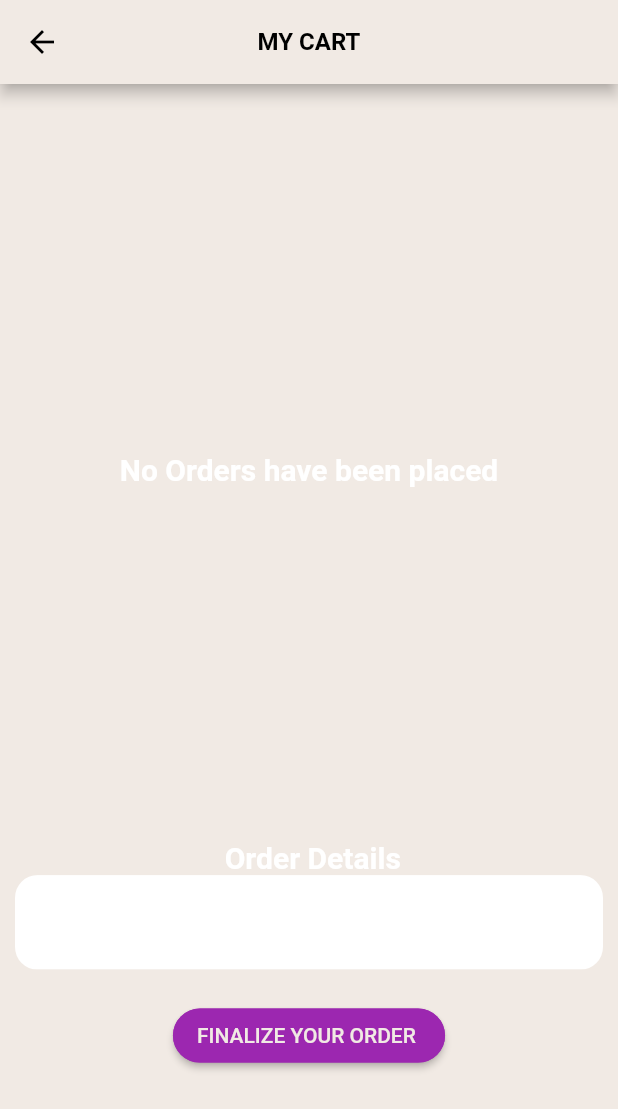
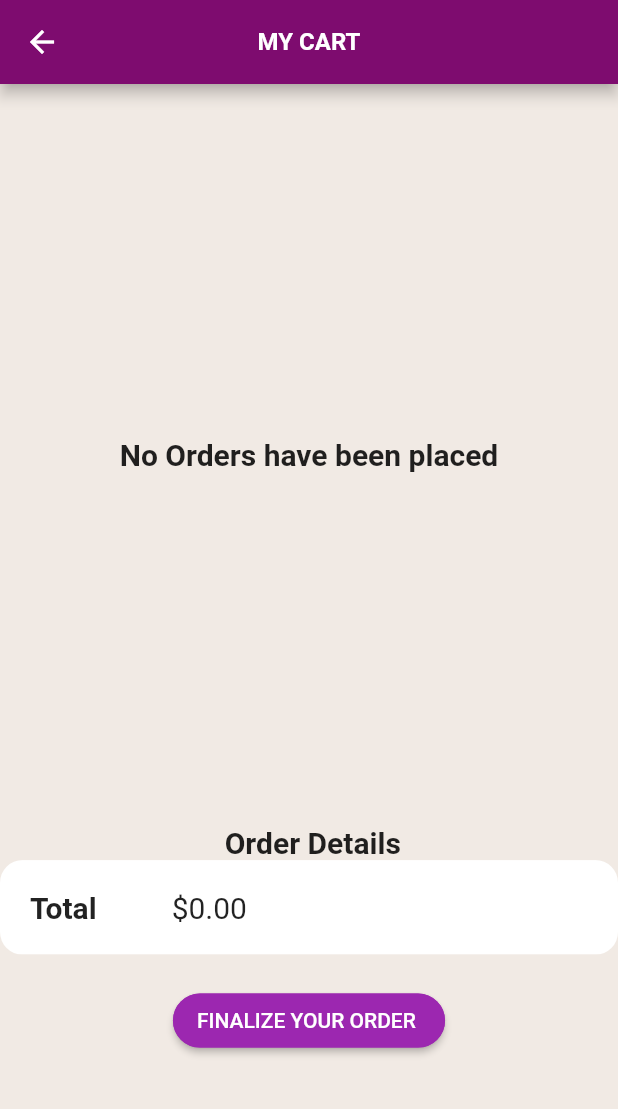
Before and after one commit to Turkimeh41/Shopping-APP, a Flutter app: the UserProductScreen screen opened by its route, after a tap on the "arrow right alt" icon, after a tap on the "shopping cart" icon, on a phone screen of 412 x 824 dp. Shown: the top 1109 px of the screen. Run offline on Flutter 3.47's test engine with Material 2 defaults, Android fonts, the phone set to English and light mode, and no system bars; our stand-ins replace lottie; network calls fail.

```diff
--- a/lib/Add_Products_Screen/add_user_products.dart
+++ b/lib/Add_Products_Screen/add_user_products.dart
@@ -310,6 +310,7 @@ class _AddUserProductsState extends State<AddEditUserProducts> {
                             margin: const EdgeInsets.only(top: 0),
                             child: ElevatedButton(
                                 style: ButtonStyle(
+                                  backgroundColor: MaterialStateProperty.all(Theme.of(context).colorScheme.onSecondary),
                                   shape: MaterialStateProperty.all(RoundedRectangleBorder(borderRadius: BorderRadius.circular(15))),
                                   elevation: MaterialStateProperty.all(3),
                                 ),
--- a/lib/Add_Products_Screen/user_products.dart
+++ b/lib/Add_Products_Screen/user_products.dart
@@ -55,6 +55,6 @@ class UserProductScreen extends StatelessWidget {
                     )),
               ))),
         ),
-        body: Container(color: Theme.of(context).colorScheme.primary, child: const UserProductDisplay()));
+        body: Container(color: Theme.of(context).colorScheme.background, child: const UserProductDisplay()));
   }
 }
--- a/lib/Order_Screen/order_display.dart
+++ b/lib/Order_Screen/order_display.dart
@@ -15,6 +15,7 @@ class _OrderDisplayState extends State<OrderDisplay> {
   Widget build(BuildContext context) {
     final insOrders = Provider.of<Orders>(context);
     return Container(
+      color: Theme.of(context).colorScheme.background,
       margin: const EdgeInsets.all(5),
       height: MediaQuery.of(context).size.height,
       child: ListView.builder(
--- a/lib/Order_Screen/order_screen.dart
+++ b/lib/Order_Screen/order_screen.dart
@@ -8,6 +8,7 @@ class OrderScreen extends StatelessWidget {
   Widget build(BuildContext context) {
     return Scaffold(
       appBar: AppBar(
+        backgroundColor: Theme.of(context).colorScheme.onBackground,
         leading: IconButton(
           icon: const Icon(Icons.arrow_back),
           onPressed: () {
--- a/lib/Screen_1/product_screen.dart
+++ b/lib/Screen_1/product_screen.dart
@@ -46,7 +46,7 @@ class _ProductScreenState extends State<ProductScreen> {
             content: RichText(
           text: TextSpan(
               style: TextStyle(fontSize: 16, fontWeight: FontWeight.bold),
-              children: [TextSpan(text: 'Refreshed', style: TextStyle(color: Theme.of(context).primaryColor)), TextSpan(text: ' !')]),
+              children: [TextSpan(text: 'Refreshed', style: TextStyle(color: Theme.of(context).colorScheme.primary)), TextSpan(text: ' !')]),
         )));
       });
     });
@@ -56,8 +56,8 @@ class _ProductScreenState extends State<ProductScreen> {
   Widget build(BuildContext context) {
     return Scaffold(
       appBar: AppBar(
-          iconTheme: Theme.of(context).iconTheme,
-          backgroundColor: Color.fromARGB(255, 131, 1, 182),
+        elevation: 10,
+        backgroundColor: Theme.of(context).colorScheme.onBackground,
         title: const Text(
           "Shopping Menu",
           style: TextStyle(color: Colors.white),
@@ -66,7 +66,7 @@ class _ProductScreenState extends State<ProductScreen> {
           Consumer<Cart>(
             builder: (context, cart, child) => b.Badge(
                 child: IconButton(
-                    color: Theme.of(context).iconTheme.color,
+                  color: Theme.of(context).colorScheme.onPrimary,
                   icon: Icon(Icons.shopping_cart),
                   onPressed: () => Navigator.of(context).pushNamed(CartScreen.routeName),
                 ),
@@ -87,12 +87,14 @@ class _ProductScreenState extends State<ProductScreen> {
               PopupMenuItem(
                 child: Text(
                   "only Favourites",
+                  style: TextStyle(color: Colors.black),
                 ),
                 value: 0,
               ),
               PopupMenuItem(
                 child: Text(
                   "Show All",
+                  style: TextStyle(color: Colors.black),
                 ),
                 value: 1,
               ),
@@ -105,13 +107,13 @@ class _ProductScreenState extends State<ProductScreen> {
       drawer: AppDrawer(),
       body: RefreshIndicator(
           onRefresh: () => refresh(context),
-          child: Container(
-              color: Theme.of(context).colorScheme.primary,
           child: MyApp.started
-                  ? Center(
+              ? Container(
+                  alignment: Alignment.center,
+                  color: Theme.of(context).colorScheme.background,
                   child: CircularProgressIndicator(),
                 )
               : ProductDisplay(_showFav)),
-        ));
+    );
   }
 }
--- a/lib/Screen_1/productdisplay.dart
+++ b/lib/Screen_1/productdisplay.dart
@@ -13,8 +13,7 @@ class ProductDisplay extends StatelessWidget {
     final instanceProducts = Provider.of<Products>(context);
     final products = showfav ? instanceProducts.favproducts : instanceProducts.products;
     return Container(
-      margin: const EdgeInsets.all(15),
-      color: Theme.of(context).colorScheme.primary,
+      color: Theme.of(context).colorScheme.background,
       child: GridView.builder(
         gridDelegate: const SliverGridDelegateWithFixedCrossAxisCount(crossAxisCount: 2, childAspectRatio: 1.4, crossAxisSpacing: 15, mainAxisSpacing: 15),
         itemBuilder: (context, i) {
--- a/lib/Screen_Cart/cart_screen.dart
+++ b/lib/Screen_Cart/cart_screen.dart
@@ -7,13 +7,12 @@ class CartScreen extends StatelessWidget {
   @override
   Widget build(BuildContext context) {
     return Scaffold(
-      backgroundColor: Theme.of(context).colorScheme.primary,
       appBar: AppBar(
-          backgroundColor: Theme.of(context).colorScheme.primary,
+          backgroundColor: Theme.of(context).colorScheme.onBackground,
           centerTitle: true,
           title: const Text(
             "MY CART",
-            style: TextStyle(fontWeight: FontWeight.bold, fontSize: 16, color: Color.fromARGB(255, 0, 0, 0)),
+            style: TextStyle(fontWeight: FontWeight.bold, fontSize: 16, color: Colors.white),
           )),
       body: const CartDisplay(),
     );
--- a/lib/Screen_Cart/cartdisplay.dart
+++ b/lib/Screen_Cart/cartdisplay.dart
@@ -15,7 +15,7 @@ class CartDisplay extends StatelessWidget {
       context,
     );
     return Container(
-      margin: const EdgeInsets.all(10),
+      color: Theme.of(context).colorScheme.background,
       child: Column(
         crossAxisAlignment: CrossAxisAlignment.start,
         children: [
--- a/lib/provider/products.dart
+++ b/lib/provider/products.dart
@@ -47,9 +47,10 @@ class Products with ChangeNotifier {
         });
       }
       _products = loadedProducts;
+      print(_products.length);
       notifyListeners();
     } catch (error) {
-      rethrow;
+      throw error;
     }
   }
 
```
Also changed, not shown: lib/Screen_1/app_drawer.dart (+22 -4 lines), lib/main.dart (+10 -13 lines). Lines whose indentation alone changed are shown as unchanged.
